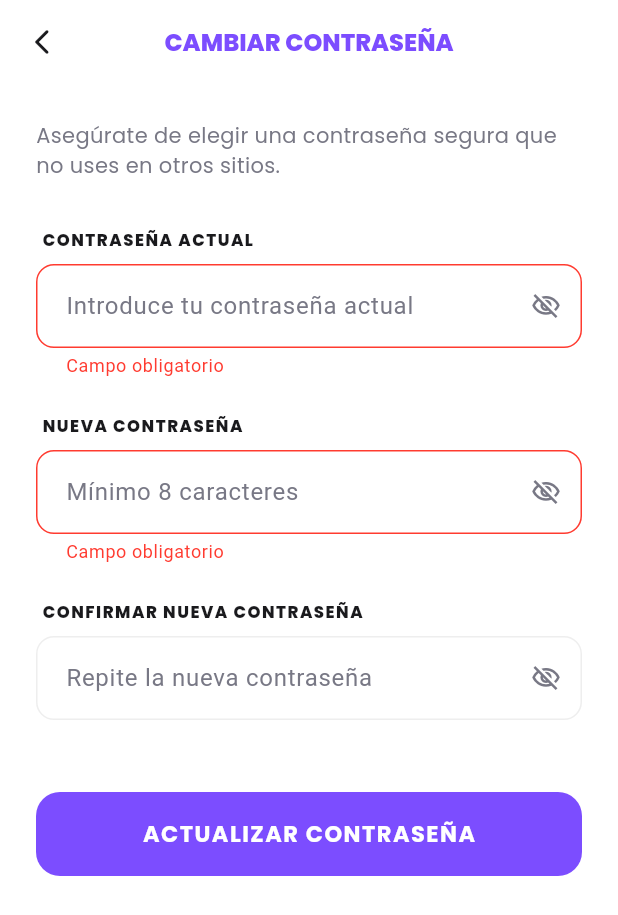
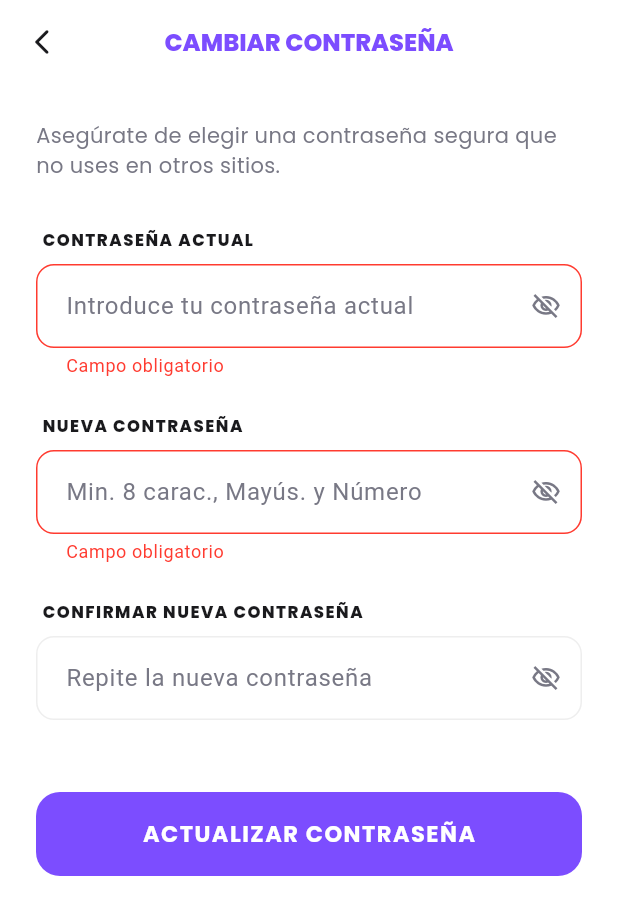
Before and after one commit to KevinFlow-ai/Victorino_Style, a Flutter app: the CambiarPasswordEmpleadoScreen screen opened by its route, after a tap on "ACTUALIZAR CONTRASEÑA", on a phone screen of 412 x 824 dp. Shown: the top 915 px of the screen. Run offline on Flutter 3.47's test engine with Material 3 defaults, Android fonts, the phone set to English and light mode, and no system bars; our stand-ins replace dio, firebase_core, firebase_messaging, fl_chart, flutter_local_notifications, flutter_riverpod and 5 more; accounts and stored records are empty; statements that could not run were skipped.

```diff
--- a/frontend_victorino/lib/features/empleado/perfil/presentation/cambiar_password_screen.dart
+++ b/frontend_victorino/lib/features/empleado/perfil/presentation/cambiar_password_screen.dart
@@ -115,13 +115,15 @@ class _CambiarPasswordEmpleadoScreenState extends ConsumerState<CambiarPasswordE
                 controller: _nuevaController,
                 obscureText: _obscureNueva,
                 decoration: _inputDecoration(
-                  hint: 'Mínimo 8 caracteres',
+                  hint: 'Min. 8 carac., Mayús. y Número',
                   isObscured: _obscureNueva,
                   onToggle: () => setState(() => _obscureNueva = !_obscureNueva),
                 ),
                 validator: (v) {
                   if (v == null || v.isEmpty) return 'Campo obligatorio';
                   if (v.length < 8) return 'Mínimo 8 caracteres';
+                  if (!RegExp(r'[A-Z]').hasMatch(v)) return 'Debe contener al menos una mayúscula';
+                  if (!RegExp(r'[0-9]').hasMatch(v)) return 'Debe contener al menos un número';
                   return null;
                 },
               ),
```
